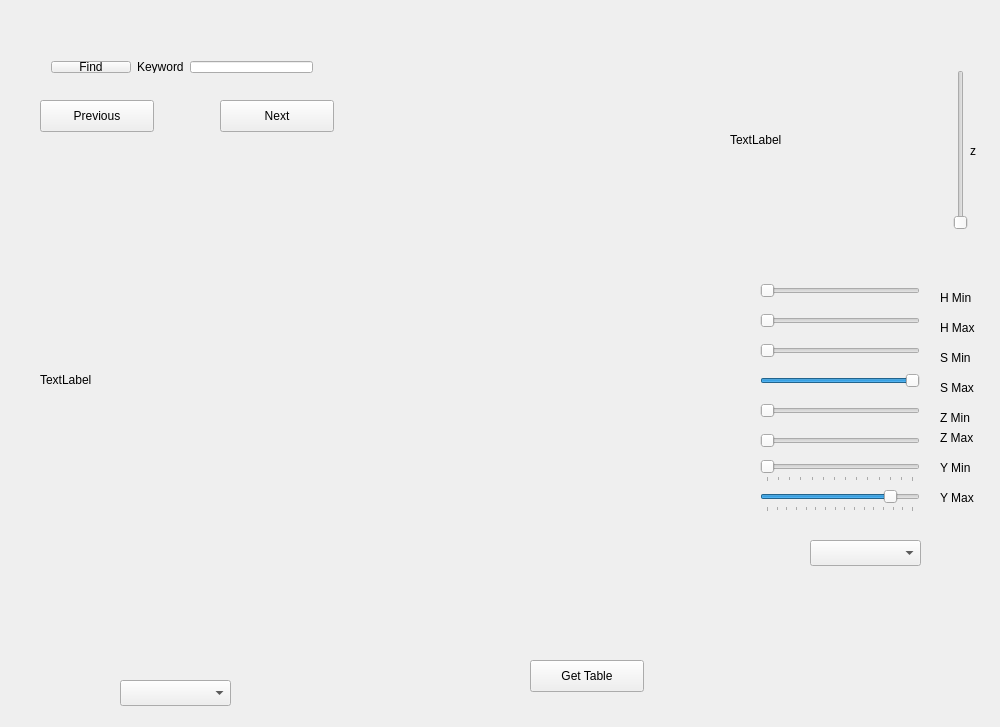
The window that colorcreator.ui (northern-bites/nbites) describes before a commit, drawn with Qt 5.
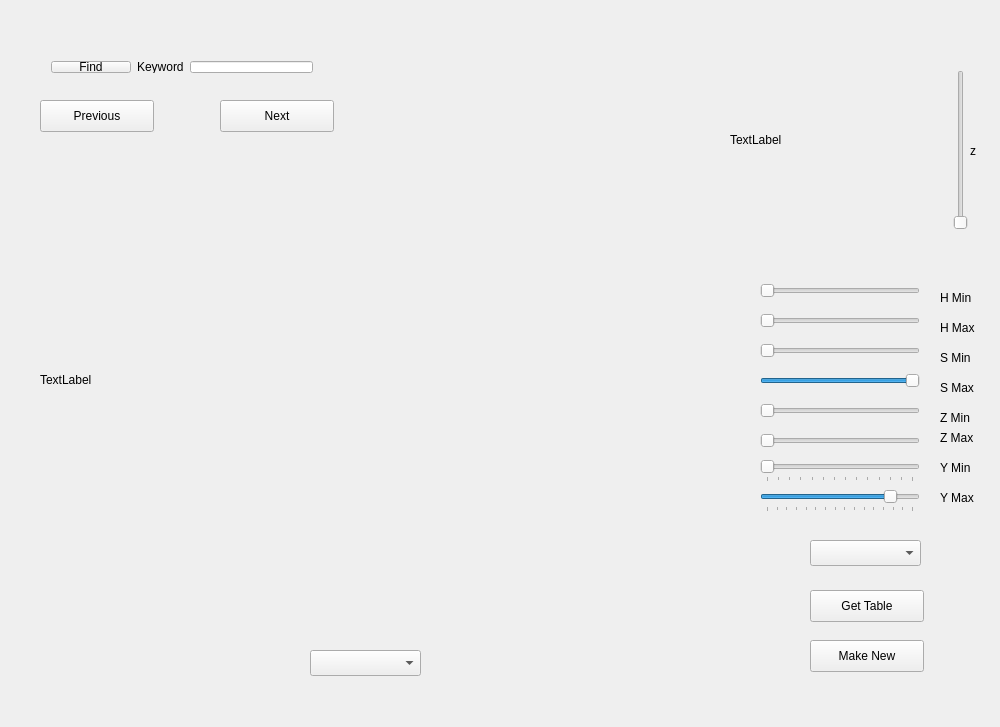
The same window after the commit.

Commit message: Putting in support for writing files based on slider settings.  Sadly we still need support both for the current color table formats and the new ones that we haven't rolled out yet.

What changed in the file:
```diff
--- a/colorcreator.ui
+++ b/colorcreator.ui
@@ -220,8 +220,8 @@
   <widget class="QComboBox" name="viewChoice">
    <property name="geometry">
     <rect>
-     <x>120</x>
-     <y>680</y>
+     <x>310</x>
+     <y>650</y>
      <width>111</width>
      <height>26</height>
     </rect>
@@ -376,8 +376,8 @@
   <widget class="QPushButton" name="getColorTable">
    <property name="geometry">
     <rect>
-     <x>530</x>
-     <y>660</y>
+     <x>810</x>
+     <y>590</y>
      <width>114</width>
      <height>32</height>
     </rect>
@@ -415,6 +415,19 @@
     </item>
    </layout>
   </widget>
+  <widget class="QPushButton" name="writeNew">
+   <property name="geometry">
+    <rect>
+     <x>810</x>
+     <y>640</y>
+     <width>114</width>
+     <height>32</height>
+    </rect>
+   </property>
+   <property name="text">
+    <string>Make New</string>
+   </property>
+  </widget>
  </widget>
  <layoutdefault spacing="6" margin="11"/>
  <resources/>
```
The commit also changes 3 other files.
